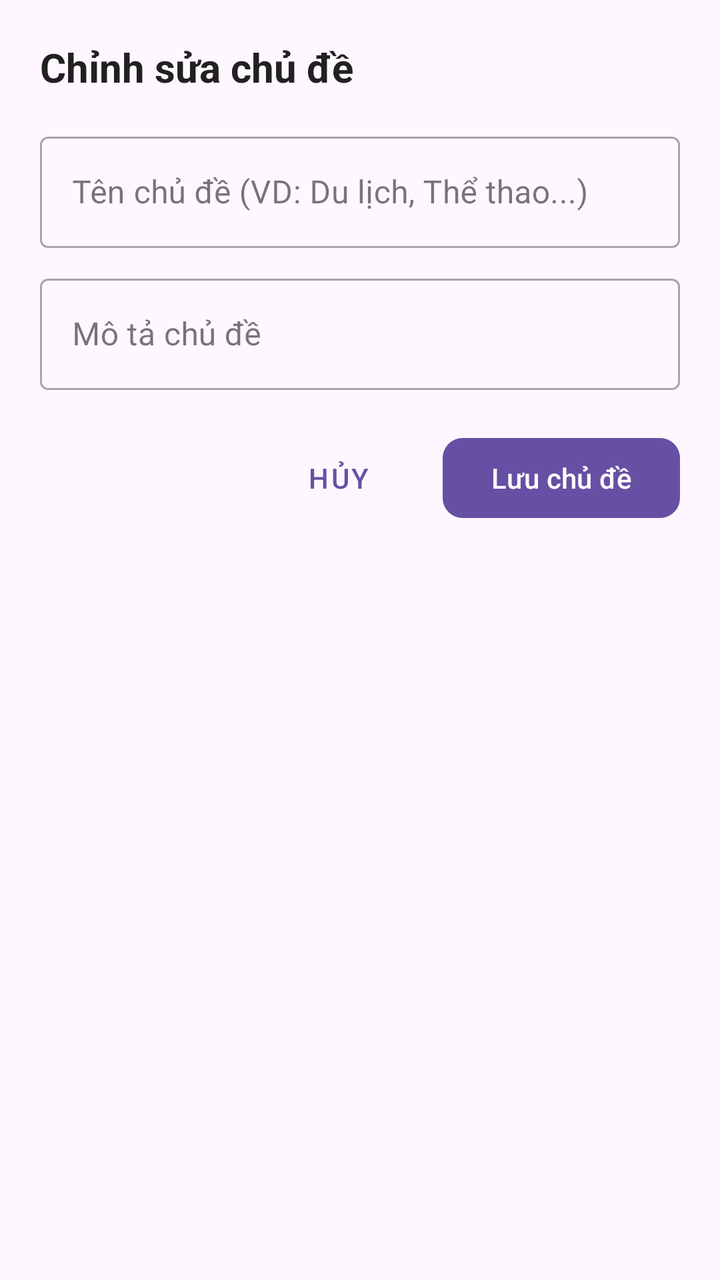
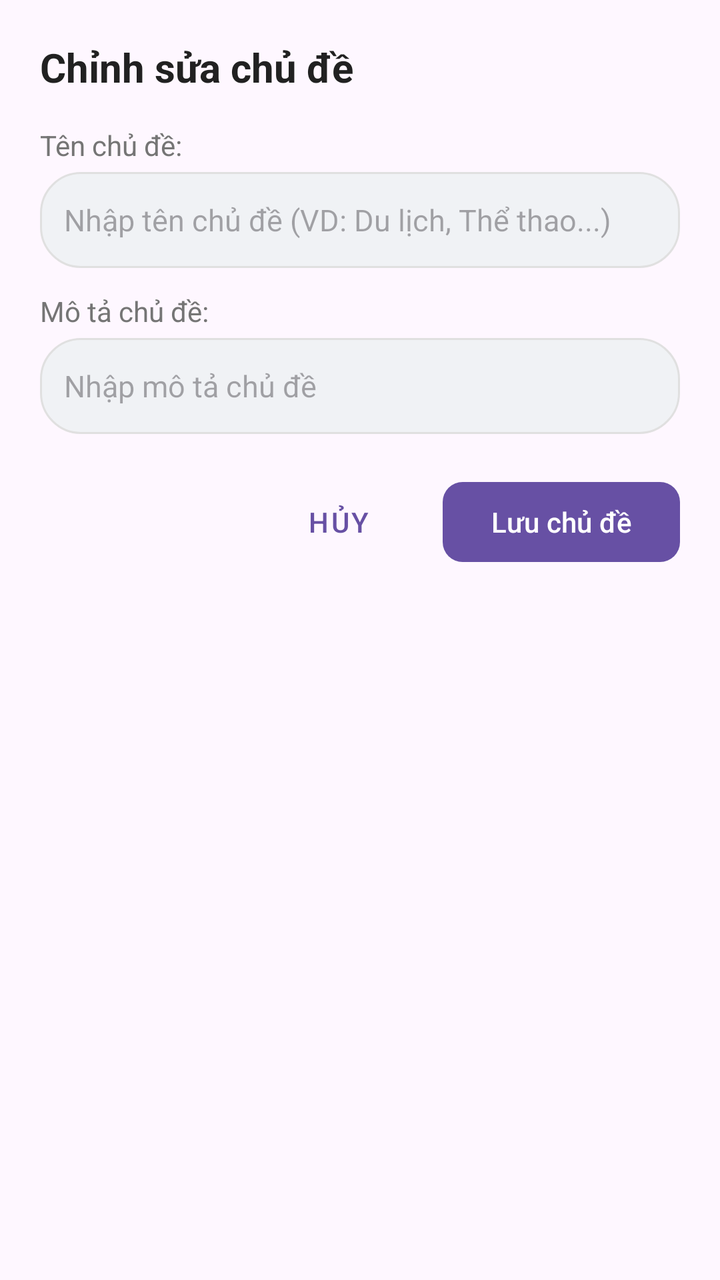

Screens rendered from an Android XML layout before and after an edit, with the pre-edit source and the edit as a unified diff.
<!-- AndroidManifest.xml: application theme Theme.ProjectHocTiengAnh -->
<!-- res/layout/dialog_sua_chu_de.xml -->
<?xml version="1.0" encoding="utf-8"?>
<LinearLayout xmlns:android="http://schemas.android.com/apk/res/android"
    xmlns:app="http://schemas.android.com/apk/res-auto"
    android:layout_width="match_parent"
    android:layout_height="wrap_content"
    android:orientation="vertical"
    android:padding="20dp">

    <TextView
        android:id="@+id/tvTopicDialogTitle"
        android:layout_width="wrap_content"
        android:layout_height="wrap_content"
        android:text="Chỉnh sửa chủ đề"
        android:textColor="@color/text_primary"
        android:textSize="20sp"
        android:textStyle="bold" />

    <com.google.android.material.textfield.TextInputLayout
        style="@style/Widget.MaterialComponents.TextInputLayout.OutlinedBox"
        android:layout_width="match_parent"
        android:layout_height="wrap_content"
        android:layout_marginTop="16dp"
        android:hint="Tên chủ đề (VD: Du lịch, Thể thao...)">

        <com.google.android.material.textfield.TextInputEditText
            android:id="@+id/etTopicName"
            android:layout_width="match_parent"
            android:layout_height="wrap_content"
            android:inputType="textCapSentences" />
    </com.google.android.material.textfield.TextInputLayout>

    <com.google.android.material.textfield.TextInputLayout
        style="@style/Widget.MaterialComponents.TextInputLayout.OutlinedBox"
        android:layout_width="match_parent"
        android:layout_height="wrap_content"
        android:layout_marginTop="10dp"
        android:hint="Mô tả chủ đề">

        <com.google.android.material.textfield.TextInputEditText
            android:id="@+id/etTopicDesc"
            android:layout_width="match_parent"
            android:layout_height="wrap_content"
            android:inputType="textCapSentences|textMultiLine" />
    </com.google.android.material.textfield.TextInputLayout>

    <LinearLayout
        android:layout_width="match_parent"
        android:layout_height="wrap_content"
        android:layout_marginTop="20dp"
        android:gravity="end"
        android:orientation="horizontal">

        <com.google.android.material.button.MaterialButton
            android:id="@+id/btnCancelTopic"
            style="@style/Widget.MaterialComponents.Button.TextButton"
            android:layout_width="wrap_content"
            android:layout_height="wrap_content"
            android:text="Hủy" />

        <com.google.android.material.button.MaterialButton
            android:id="@+id/btnSaveTopic"
            android:layout_width="wrap_content"
            android:layout_height="wrap_content"
            android:layout_marginStart="8dp"
            android:text="Lưu chủ đề"
            app:cornerRadius="10dp" />

    </LinearLayout>

</LinearLayout>
<!-- resources referenced by this layout -->
<resources>
  <color name="text_primary">#212121</color>
  <style name="Theme.ProjectHocTiengAnh" parent="Base.Theme.ProjectHocTiengAnh" />
  <style name="Base.Theme.ProjectHocTiengAnh" parent="Theme.Material3.DayNight.NoActionBar">
          
          
      </style>
</resources>

<!-- the commit's change to res/layout/dialog_sua_chu_de.xml (unified diff, before → after) -->
@@ -15,33 +15,43 @@
         android:textSize="20sp"
         android:textStyle="bold" />
 
-    <com.google.android.material.textfield.TextInputLayout
-        style="@style/Widget.MaterialComponents.TextInputLayout.OutlinedBox"
-        android:layout_width="match_parent"
+    <TextView
+        android:layout_width="wrap_content"
         android:layout_height="wrap_content"
         android:layout_marginTop="16dp"
-        android:hint="Tên chủ đề (VD: Du lịch, Thể thao...)">
+        android:text="Tên chủ đề:"
+        android:textColor="@color/text_secondary"
+        android:textSize="14sp" />
 
-        <com.google.android.material.textfield.TextInputEditText
-            android:id="@+id/etTopicName"
-            android:layout_width="match_parent"
-            android:layout_height="wrap_content"
-            android:inputType="textCapSentences" />
-    </com.google.android.material.textfield.TextInputLayout>
+    <EditText
+        android:id="@+id/etTopicName"
+        android:layout_width="match_parent"
+        android:layout_height="48dp"
+        android:layout_marginTop="4dp"
+        android:background="@drawable/bg_pill_unselected"
+        android:hint="Nhập tên chủ đề (VD: Du lịch, Thể thao...)"
+        android:inputType="textCapSentences"
+        android:paddingHorizontal="12dp"
+        android:textSize="15sp" />
 
-    <com.google.android.material.textfield.TextInputLayout
-        style="@style/Widget.MaterialComponents.TextInputLayout.OutlinedBox"
+    <TextView
+        android:layout_width="wrap_content"
+        android:layout_height="wrap_content"
+        android:layout_marginTop="12dp"
+        android:text="Mô tả chủ đề:"
+        android:textColor="@color/text_secondary"
+        android:textSize="14sp" />
+
+    <EditText
+        android:id="@+id/etTopicDesc"
         android:layout_width="match_parent"
-        android:layout_height="wrap_content"
-        android:layout_marginTop="10dp"
-        android:hint="Mô tả chủ đề">
-
-        <com.google.android.material.textfield.TextInputEditText
-            android:id="@+id/etTopicDesc"
-            android:layout_width="match_parent"
-            android:layout_height="wrap_content"
-            android:inputType="textCapSentences|textMultiLine" />
-    </com.google.android.material.textfield.TextInputLayout>
+        android:layout_height="48dp"
+        android:layout_marginTop="4dp"
+        android:background="@drawable/bg_pill_unselected"
+        android:hint="Nhập mô tả chủ đề"
+        android:inputType="textCapSentences"
+        android:paddingHorizontal="12dp"
+        android:textSize="15sp" />
 
     <LinearLayout
         android:layout_width="match_parent"
<!-- resource entries referenced after the edit -->
@@ -1,7 +1,19 @@
 <!-- resources referenced by this layout -->
 <resources>
   <color name="text_primary">#212121</color>
+  <color name="text_secondary">#757575</color>
+  <!-- drawable bg_pill_unselected (drawable) -->
+  <?xml version="1.0" encoding="utf-8"?>
+  <shape xmlns:android="http://schemas.android.com/apk/res/android"
+      android:shape="rectangle">
+      <solid android:color="@color/pill_unselected_bg" />
+      <corners android:radius="20dp" />
+      <stroke
+          android:width="1dp"
+          android:color="#E0E0E0" />
+  </shape>
   <style name="Theme.ProjectHocTiengAnh" parent="Base.Theme.ProjectHocTiengAnh" />
+  <color name="pill_unselected_bg">#F0F2F5</color>
   <style name="Base.Theme.ProjectHocTiengAnh" parent="Theme.Material3.DayNight.NoActionBar">
           
           
